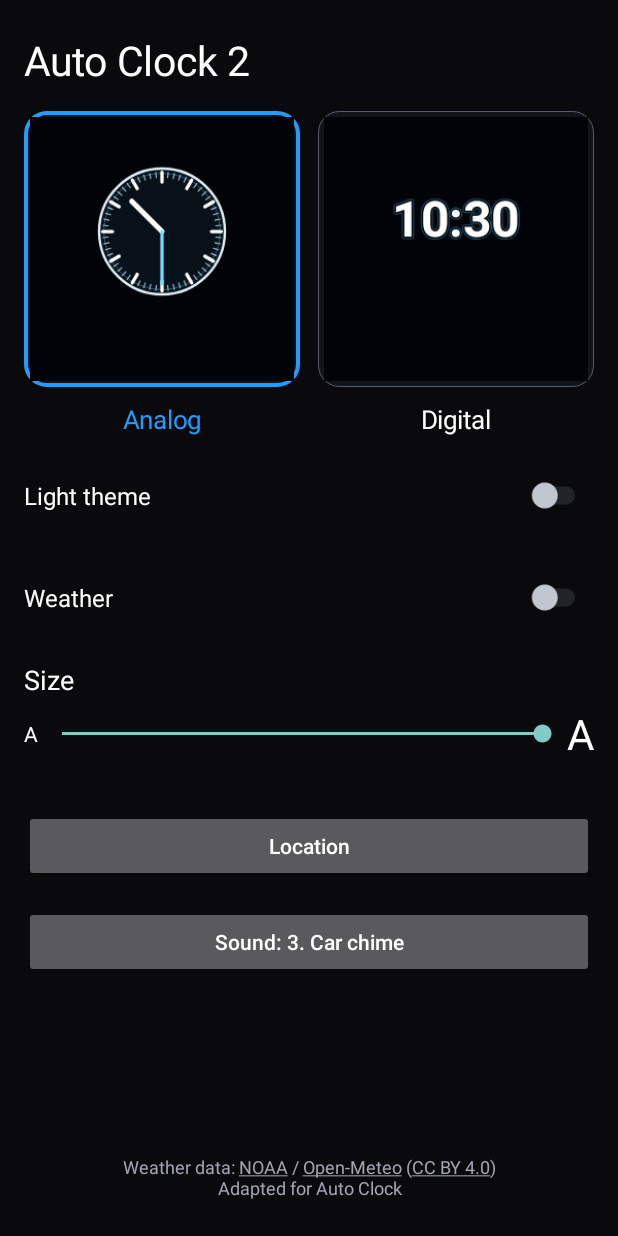
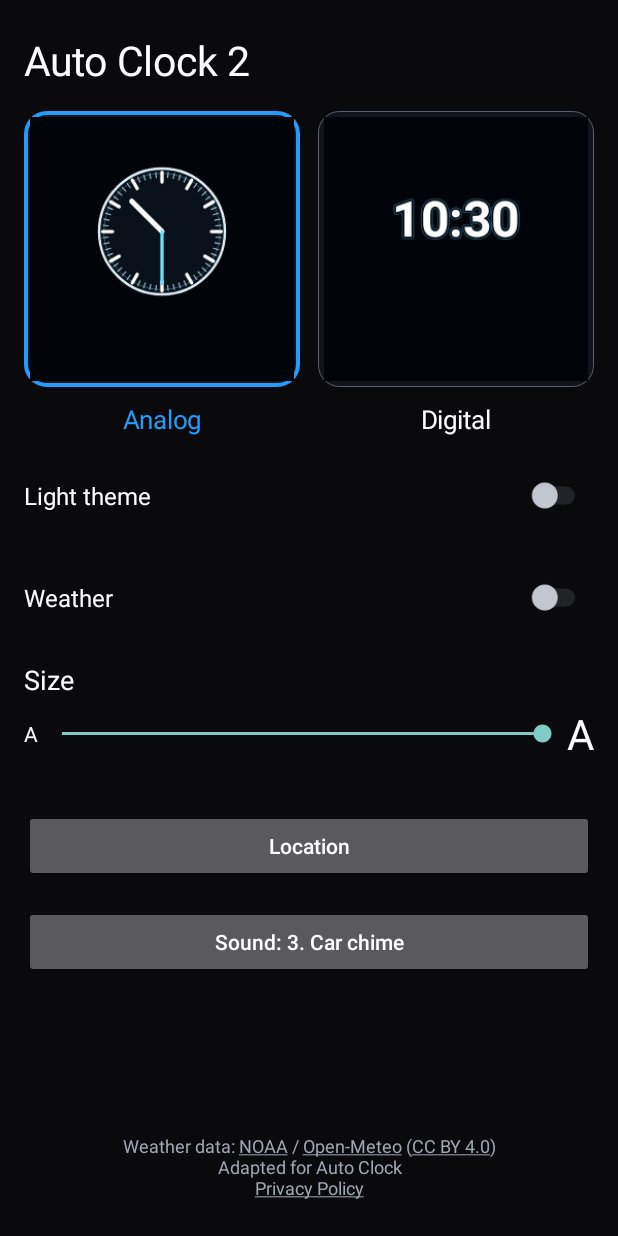
Before and after one commit to skotarov/androidauto-mediaclock, an Android app: the screen it shows after launch (MainActivity), on a phone screen of 412 x 824 dp. Run offline under Robolectric (Android 15) with nearby library versions, the phone set to English and light mode, and no system bars.

Commit message:
Prepare Auto Clock 0.78 for Play compliance

```diff
--- a/app/src/main/java/com/kotarov/autoclock/MainActivity.kt
+++ b/app/src/main/java/com/kotarov/autoclock/MainActivity.kt
@@ -109,6 +109,16 @@ class MainActivity : Activity() {
             isFillViewport = true
             addView(root)
         })
+        if (android.os.Build.VERSION.SDK_INT >= 35) {
+            root.setOnApplyWindowInsetsListener { view, insets ->
+                val bars = insets.getInsets(android.view.WindowInsets.Type.systemBars() or
+                    android.view.WindowInsets.Type.displayCutout())
+                view.setPadding(dp(16) + bars.left, dp(22) + bars.top,
+                    dp(16) + bars.right, dp(24) + bars.bottom)
+                insets
+            }
+            root.requestApplyInsets()
+        }
         root.addView(text("Auto Clock 2", 27f, dp(16)))
 
         // The blue outline is the exclusive selection, as in phone display
@@ -236,7 +246,7 @@ class MainActivity : Activity() {
         root.addView(View(this), LinearLayout.LayoutParams(
             LinearLayout.LayoutParams.MATCH_PARENT, 0, 1f
         ))
-        val credit = "Weather data: NOAA / Open-Meteo (CC BY 4.0)\nAdapted for Auto Clock"
+        val credit = "Weather data: NOAA / Open-Meteo (CC BY 4.0)\nAdapted for Auto Clock\nPrivacy Policy"
         val attribution = android.text.SpannableString(credit).apply {
             fun link(label: String, url: String) {
                 val start = credit.indexOf(label)
@@ -246,6 +256,7 @@ class MainActivity : Activity() {
             link("NOAA", "https://aviationweather.gov/")
             link("Open-Meteo", "https://open-meteo.com/")
             link("CC BY 4.0", "https://creativecommons.org/licenses/by/4.0/")
+            link("Privacy Policy", "https://github.com/skotarov/androidauto-mediaclock/blob/revamp/low-power-v2/PRIVACY.md")
         }
         root.addView(TextView(this).apply {
             text = attribution
```
